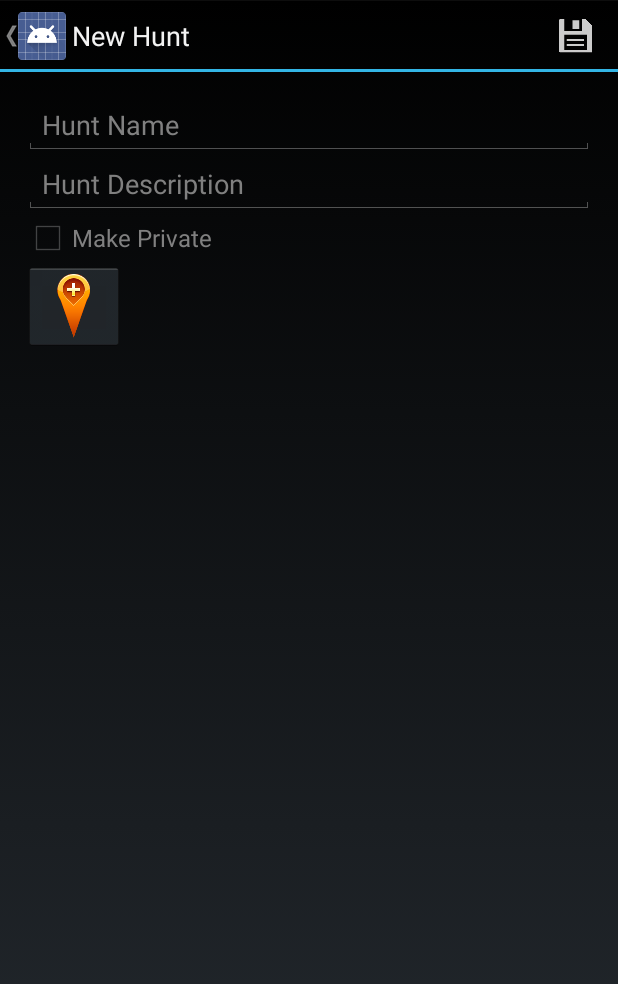
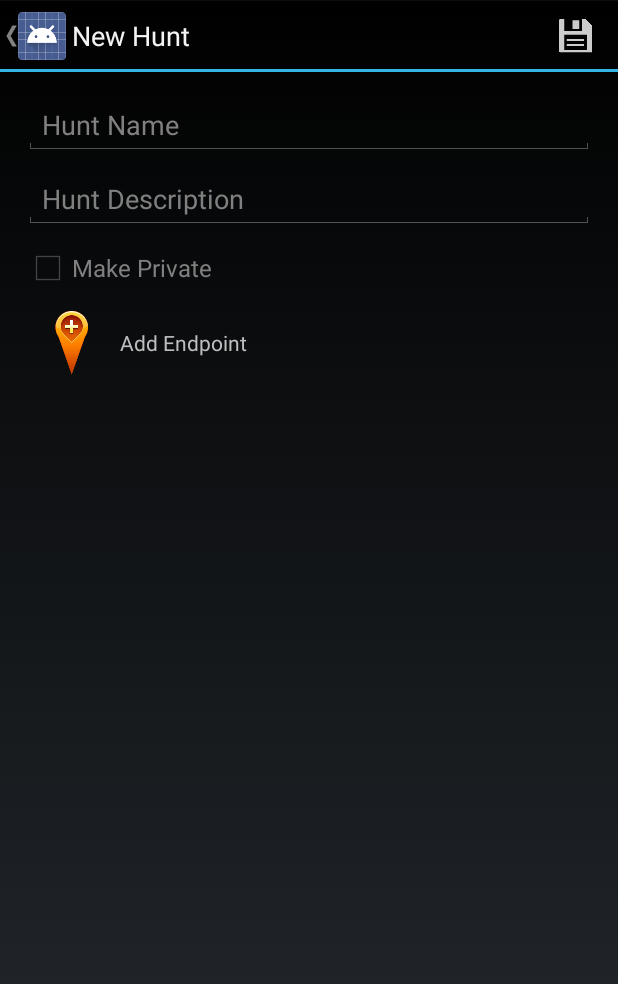
Before and after one commit to geeksbsmrt/APD2, an Android app: the NewHuntActivity screen opened directly, with no data from a screen before it, on a phone screen of 412 x 824 dp. Shown: the top 984 px of the screen. Run offline under Robolectric (Android 15) with nearby library versions, the phone set to English and light mode, and no system bars.

Commit message:
Finish Add Layout

```diff
--- a/GeoScavenge/app/src/main/res/layout/fragment_new_hunt.xml
+++ b/GeoScavenge/app/src/main/res/layout/fragment_new_hunt.xml
@@ -13,21 +13,56 @@
         android:layout_width="fill_parent"
         android:layout_height="wrap_content"
         android:id="@+id/newName"
-        android:hint="@string/huntName"/>
+        android:hint="@string/huntName"
+        android:layout_marginBottom="10dp"/>
     <EditText
         android:layout_width="fill_parent"
         android:layout_height="wrap_content"
         android:hint="@string/huntDesc"
-        android:id="@+id/newDesc"/>
+        android:id="@+id/newDesc"
+        android:layout_marginBottom="10dp"/>
     <CheckBox
         android:layout_width="wrap_content"
         android:layout_height="wrap_content"
         android:hint="@string/priv"
-        android:id="@+id/newPrivate"/>
-    <ImageButton
-        android:layout_width="wrap_content"
+        android:id="@+id/newPrivate"
+        android:layout_marginBottom="10dp"/>
+    <LinearLayout
+        android:layout_width="fill_parent"
         android:layout_height="wrap_content"
-        android:contentDescription="@string/addEnd"
-        android:src="@drawable/add_end"/>
+        android:orientation="horizontal"
+        android:layout_marginBottom="10dp">
+        <ImageButton
+            android:layout_width="wrap_content"
+            android:layout_height="wrap_content"
+            android:contentDescription="@string/addEnd"
+            android:src="@drawable/add_end"
+            style="?android:attr/borderlessButtonStyle"
+            android:id="@+id/addEndButton"
+            />
+        <TextView
+            android:layout_width="fill_parent"
+            android:layout_height="fill_parent"
+            android:text="@string/addEnd"
+            android:gravity="center_vertical"
+            android:id="@+id/addEndHint"/>
+    </LinearLayout>
+    <LinearLayout
+        android:layout_width="fill_parent"
+        android:layout_height="wrap_content"
+        android:orientation="horizontal"
+        android:visibility="gone"
+        android:id="@+id/addEndContainer">
+        <TextView
+            android:layout_width="wrap_content"
+            android:layout_height="wrap_content"
+            android:text="@string/numEnds"
+            android:layout_marginEnd="5dp"
+            android:layout_marginRight="5dp"/>
+        <TextView
+            android:layout_width="fill_parent"
+            android:layout_height="wrap_content"
+            android:id="@+id/addNumEnds"/>
+    </LinearLayout>
 
 </LinearLayout>
--- a/GeoScavenge/app/src/main/res/values/strings.xml
+++ b/GeoScavenge/app/src/main/res/values/strings.xml
@@ -25,5 +25,6 @@
     <string name="save">Save</string>
     <string name="priv">Make Private</string>
     <string name="addEnd">Add Endpoint</string>
+    <string name="numEnds">Number of Endpoints: </string>
 
 </resources>
```
